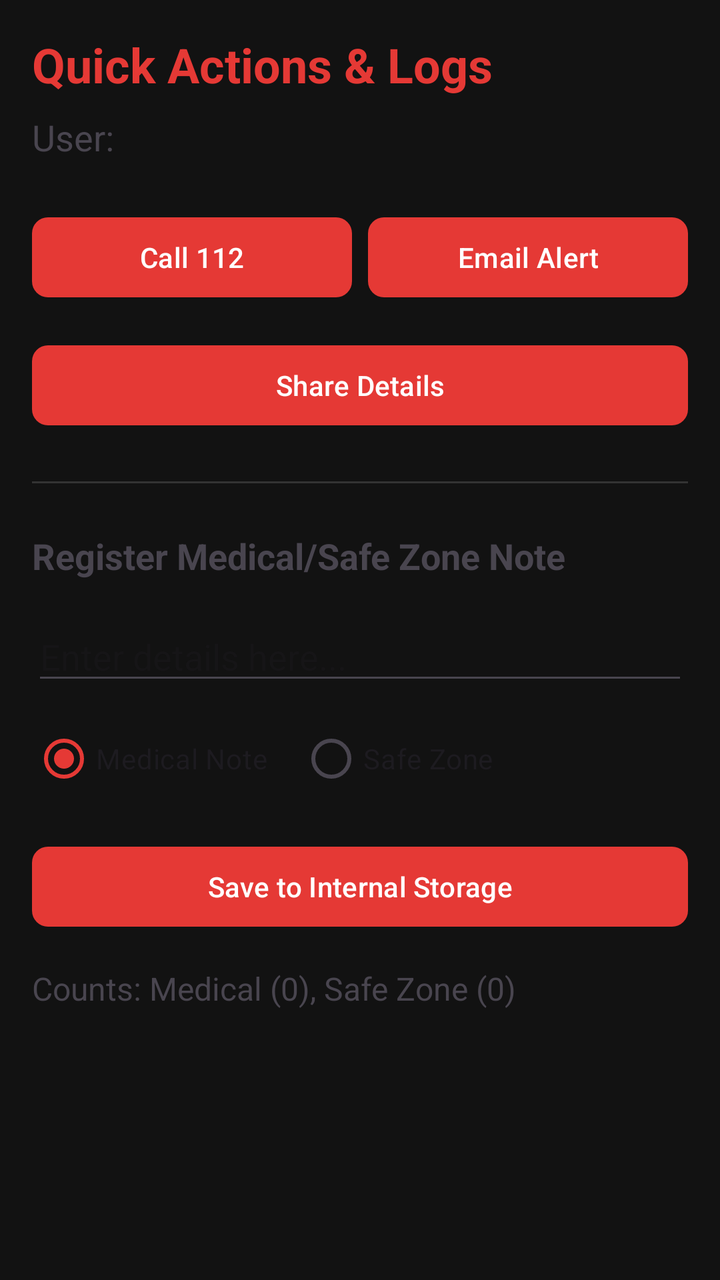
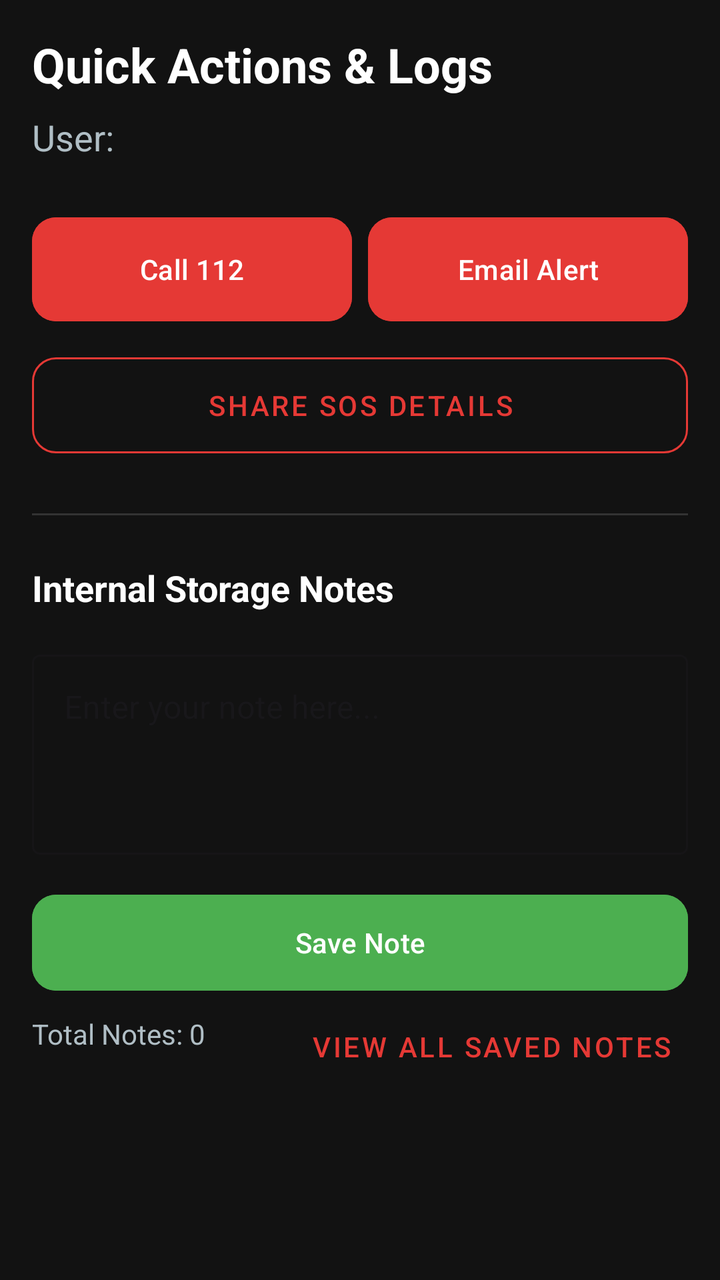

The first picture is an Android layout as it rendered before a commit; the second is the same layout after the commit. The layout source and the unified diff follow.
<!-- AndroidManifest.xml: application theme Theme.SosApp -->
<!-- res/layout/activity_quick_actions.xml -->
<?xml version="1.0" encoding="utf-8"?>
<androidx.constraintlayout.widget.ConstraintLayout xmlns:android="http://schemas.android.com/apk/res/android"
    xmlns:app="http://schemas.android.com/apk/res-auto"
    android:layout_width="match_parent"
    android:layout_height="match_parent"
    android:padding="16dp">

    <TextView
        android:id="@+id/tvHeader"
        android:layout_width="wrap_content"
        android:layout_height="wrap_content"
        android:text="Quick Actions &amp; Logs"
        android:textSize="24sp"
        android:textStyle="bold"
        android:textColor="@color/primary"
        app:layout_constraintTop_toTopOf="parent"
        app:layout_constraintStart_toStartOf="parent"/>

    <TextView
        android:id="@+id/tvWelcomeUser"
        android:layout_width="wrap_content"
        android:layout_height="wrap_content"
        android:text="User: "
        android:textSize="18sp"
        app:layout_constraintTop_toBottomOf="@id/tvHeader"
        app:layout_constraintStart_toStartOf="parent"
        android:layout_marginTop="8dp"/>

    <Button
        android:id="@+id/btnCall"
        android:layout_width="0dp"
        android:layout_height="wrap_content"
        android:text="Call 112"
        style="@style/EmergencyButton"
        android:layout_marginTop="24dp"
        app:layout_constraintTop_toBottomOf="@id/tvWelcomeUser"
        app:layout_constraintStart_toStartOf="parent"
        app:layout_constraintEnd_toStartOf="@+id/btnEmail"
        android:layout_marginEnd="8dp"/>

    <Button
        android:id="@+id/btnEmail"
        android:layout_width="0dp"
        android:layout_height="wrap_content"
        android:text="Email Alert"
        style="@style/EmergencyButton"
        app:layout_constraintTop_toTopOf="@id/btnCall"
        app:layout_constraintStart_toEndOf="@id/btnCall"
        app:layout_constraintEnd_toEndOf="parent"/>

    <Button
        android:id="@+id/btnShare"
        android:layout_width="0dp"
        android:layout_height="wrap_content"
        android:text="Share Details"
        style="@style/EmergencyButton"
        android:layout_marginTop="16dp"
        app:layout_constraintTop_toBottomOf="@id/btnCall"
        app:layout_constraintStart_toStartOf="parent"
        app:layout_constraintEnd_toEndOf="parent"/>

    <View
        android:id="@+id/divider"
        android:layout_width="match_parent"
        android:layout_height="1dp"
        android:background="@color/gray_light"
        android:layout_marginTop="24dp"
        app:layout_constraintTop_toBottomOf="@id/btnShare"/>

    <TextView
        android:id="@+id/tvLogTitle"
        android:layout_width="wrap_content"
        android:layout_height="wrap_content"
        android:text="Register Medical/Safe Zone Note"
        android:textSize="18sp"
        android:textStyle="bold"
        android:layout_marginTop="24dp"
        app:layout_constraintTop_toBottomOf="@id/divider"
        app:layout_constraintStart_toStartOf="parent"/>

    <EditText
        android:id="@+id/etNoteContent"
        android:layout_width="0dp"
        android:layout_height="wrap_content"
        android:hint="Enter details here..."
        app:layout_constraintTop_toBottomOf="@id/tvLogTitle"
        app:layout_constraintStart_toStartOf="parent"
        app:layout_constraintEnd_toEndOf="parent"
        android:layout_marginTop="16dp"/>

    <RadioButton
        android:id="@+id/rbMedical"
        android:layout_width="wrap_content"
        android:layout_height="wrap_content"
        android:text="Medical Note"
        android:checked="true"
        android:layout_marginTop="8dp"
        app:layout_constraintTop_toBottomOf="@id/etNoteContent"
        app:layout_constraintStart_toStartOf="parent"/>

    <RadioButton
        android:id="@+id/rbSafeZone"
        android:layout_width="wrap_content"
        android:layout_height="wrap_content"
        android:text="Safe Zone"
        android:layout_marginStart="16dp"
        app:layout_constraintTop_toTopOf="@id/rbMedical"
        app:layout_constraintStart_toEndOf="@id/rbMedical"/>

    <Button
        android:id="@+id/btnSaveLog"
        android:layout_width="0dp"
        android:layout_height="wrap_content"
        android:text="Save to Internal Storage"
        style="@style/EmergencyButton"
        android:layout_marginTop="16dp"
        app:layout_constraintTop_toBottomOf="@id/rbMedical"
        app:layout_constraintStart_toStartOf="parent"
        app:layout_constraintEnd_toEndOf="parent"/>

    <TextView
        android:id="@+id/tvLogCount"
        android:layout_width="0dp"
        android:layout_height="wrap_content"
        android:text="Counts: Medical (0), Safe Zone (0)"
        android:textSize="16sp"
        android:layout_marginTop="16dp"
        app:layout_constraintTop_toBottomOf="@id/btnSaveLog"
        app:layout_constraintStart_toStartOf="parent"
        app:layout_constraintEnd_toEndOf="parent"/>

</androidx.constraintlayout.widget.ConstraintLayout>
<!-- resources referenced by this layout -->
<resources>
  <color name="gray_light">#333333</color>
  <color name="primary">#E53935</color>
  <style name="EmergencyButton" parent="Widget.Material3.Button">
          <item name="backgroundTint">@color/primary</item>
          <item name="android:textColor">@color/white</item>
          <item name="cornerRadius">8dp</item>
      </style>
  <style name="Theme.SosApp" parent="Base.Theme.SosApp" />
  <color name="white">#FFFFFFFF</color>
  <style name="Base.Theme.SosApp" parent="Theme.Material3.DayNight.NoActionBar">
          <item name="colorPrimary">@color/primary</item>
          <item name="colorPrimaryVariant">@color/primary_dark</item>
          <item name="colorSecondary">@color/accent</item>
          <item name="android:windowBackground">@color/bg_dark</item>
          <item name="android:statusBarColor">@color/primary_dark</item>
      </style>
  <color name="primary_dark">#B71C1C</color>
  <color name="accent">#FFD600</color>
  <color name="bg_dark">#121212</color>
</resources>

<!-- the commit's change to res/layout/activity_quick_actions.xml (unified diff, before → after) -->
@@ -3,6 +3,7 @@
     xmlns:app="http://schemas.android.com/apk/res-auto"
     android:layout_width="match_parent"
     android:layout_height="match_parent"
+    android:background="@color/bg_dark"
     android:padding="16dp">
 
     <TextView
@@ -12,7 +13,7 @@
         android:text="Quick Actions &amp; Logs"
         android:textSize="24sp"
         android:textStyle="bold"
-        android:textColor="@color/primary"
+        android:textColor="@color/white"
         app:layout_constraintTop_toTopOf="parent"
         app:layout_constraintStart_toStartOf="parent"/>
 
@@ -21,43 +22,52 @@
         android:layout_width="wrap_content"
         android:layout_height="wrap_content"
         android:text="User: "
+        android:textColor="@color/text_secondary"
         android:textSize="18sp"
         app:layout_constraintTop_toBottomOf="@id/tvHeader"
         app:layout_constraintStart_toStartOf="parent"
         android:layout_marginTop="8dp"/>
 
-    <Button
-        android:id="@+id/btnCall"
-        android:layout_width="0dp"
+    <LinearLayout
+        android:id="@+id/llActions"
+        android:layout_width="match_parent"
         android:layout_height="wrap_content"
-        android:text="Call 112"
-        style="@style/EmergencyButton"
+        android:orientation="horizontal"
         android:layout_marginTop="24dp"
-        app:layout_constraintTop_toBottomOf="@id/tvWelcomeUser"
-        app:layout_constraintStart_toStartOf="parent"
-        app:layout_constraintEnd_toStartOf="@+id/btnEmail"
-        android:layout_marginEnd="8dp"/>
+        app:layout_constraintTop_toBottomOf="@id/tvWelcomeUser">
 
-    <Button
-        android:id="@+id/btnEmail"
-        android:layout_width="0dp"
-        android:layout_height="wrap_content"
-        android:text="Email Alert"
-        style="@style/EmergencyButton"
-        app:layout_constraintTop_toTopOf="@id/btnCall"
-        app:layout_constraintStart_toEndOf="@id/btnCall"
-        app:layout_constraintEnd_toEndOf="parent"/>
+        <com.google.android.material.button.MaterialButton
+            android:id="@+id/btnCall"
+            android:layout_width="0dp"
+            android:layout_height="60dp"
+            android:layout_weight="1"
+            android:text="Call 112"
+            android:backgroundTint="@color/primary"
+            android:layout_marginEnd="4dp"
+            app:cornerRadius="12dp"/>
 
-    <Button
+        <com.google.android.material.button.MaterialButton
+            android:id="@+id/btnEmail"
+            android:layout_width="0dp"
+            android:layout_height="60dp"
+            android:layout_weight="1"
+            android:text="Email Alert"
+            android:backgroundTint="@color/primary"
+            android:layout_marginStart="4dp"
+            app:cornerRadius="12dp"/>
+    </LinearLayout>
+
+    <com.google.android.material.button.MaterialButton
         android:id="@+id/btnShare"
-        android:layout_width="0dp"
-        android:layout_height="wrap_content"
-        android:text="Share Details"
-        style="@style/EmergencyButton"
-        android:layout_marginTop="16dp"
-        app:layout_constraintTop_toBottomOf="@id/btnCall"
-        app:layout_constraintStart_toStartOf="parent"
-        app:layout_constraintEnd_toEndOf="parent"/>
+        style="@style/Widget.MaterialComponents.Button.OutlinedButton"
+        android:layout_width="match_parent"
+        android:layout_height="60dp"
+        android:text="Share SOS Details"
+        android:textColor="@color/primary"
+        app:strokeColor="@color/primary"
+        android:layout_marginTop="8dp"
+        app:cornerRadius="12dp"
+        app:layout_constraintTop_toBottomOf="@id/llActions"/>
 
     <View
         android:id="@+id/divider"
@@ -71,62 +81,58 @@
         android:id="@+id/tvLogTitle"
         android:layout_width="wrap_content"
         android:layout_height="wrap_content"
-        android:text="Register Medical/Safe Zone Note"
+        android:text="Internal Storage Notes"
+        android:textColor="@color/white"
         android:textSize="18sp"
         android:textStyle="bold"
         android:layout_marginTop="24dp"
         app:layout_constraintTop_toBottomOf="@id/divider"
         app:layout_constraintStart_toStartOf="parent"/>
 
-    <EditText
-        android:id="@+id/etNoteContent"
-        android:layout_width="0dp"
+    <com.google.android.material.textfield.TextInputLayout
+        android:id="@+id/tilNote"
+        android:layout_width="match_parent"
         android:layout_height="wrap_content"
-        android:hint="Enter details here..."
-        app:layout_constraintTop_toBottomOf="@id/tvLogTitle"
-        app:layout_constraintStart_toStartOf="parent"
-        app:layout_constraintEnd_toEndOf="parent"
-        android:layout_marginTop="16dp"/>
+        android:hint="Enter your note here..."
+        android:layout_marginTop="16dp"
+        style="@style/Widget.MaterialComponents.TextInputLayout.OutlinedBox"
+        app:layout_constraintTop_toBottomOf="@id/tvLogTitle">
+        <com.google.android.material.textfield.TextInputEditText
+            android:id="@+id/etNoteContent"
+            android:layout_width="match_parent"
+            android:layout_height="100dp"
+            android:gravity="top"
+            android:textColor="@color/white"/>
+    </com.google.android.material.textfield.TextInputLayout>
 
-    <RadioButton
-        android:id="@+id/rbMedical"
+    <com.google.android.material.button.MaterialButton
+        android:id="@+id/btnSaveLog"
+        android:layout_width="match_parent"
+        android:layout_height="56dp"
+        android:text="Save Note"
+        android:backgroundTint="@color/success"
+        android:layout_marginTop="16dp"
+        app:cornerRadius="12dp"
+        app:layout_constraintTop_toBottomOf="@id/tilNote"/>
+
+    <com.google.android.material.button.MaterialButton
+        android:id="@+id/btnViewLogs"
+        style="@style/Widget.MaterialComponents.Button.TextButton"
         android:layout_width="wrap_content"
         android:layout_height="wrap_content"
-        android:text="Medical Note"
-        android:checked="true"
-        android:layout_marginTop="8dp"
-        app:layout_constraintTop_toBottomOf="@id/etNoteContent"
-        app:layout_constraintStart_toStartOf="parent"/>
-
-    <RadioButton
-        android:id="@+id/rbSafeZone"
-        android:layout_width="wrap_content"
-        android:layout_height="wrap_content"
-        android:text="Safe Zone"
-        android:layout_marginStart="16dp"
-        app:layout_constraintTop_toTopOf="@id/rbMedical"
-        app:layout_constraintStart_toEndOf="@id/rbMedical"/>
-
-    <Button
-        android:id="@+id/btnSaveLog"
-        android:layout_width="0dp"
-        android:layout_height="wrap_content"
-        android:text="Save to Internal Storage"
-        style="@style/EmergencyButton"
-        android:layout_marginTop="16dp"
-        app:layout_constraintTop_toBottomOf="@id/rbMedical"
-        app:layout_constraintStart_toStartOf="parent"
+        android:text="View All Saved Notes"
+        android:textColor="@color/primary"
+        app:layout_constraintTop_toBottomOf="@id/btnSaveLog"
         app:layout_constraintEnd_toEndOf="parent"/>
 
     <TextView
         android:id="@+id/tvLogCount"
-        android:layout_width="0dp"
+        android:layout_width="wrap_content"
         android:layout_height="wrap_content"
-        android:text="Counts: Medical (0), Safe Zone (0)"
-        android:textSize="16sp"
-        android:layout_marginTop="16dp"
+        android:text="Total Notes: 0"
+        android:textColor="@color/text_secondary"
+        android:layout_marginTop="8dp"
         app:layout_constraintTop_toBottomOf="@id/btnSaveLog"
-        app:layout_constraintStart_toStartOf="parent"
-        app:layout_constraintEnd_toEndOf="parent"/>
+        app:layout_constraintStart_toStartOf="parent"/>
 
 </androidx.constraintlayout.widget.ConstraintLayout>
<!-- resource entries referenced after the edit -->
@@ -2,11 +2,8 @@
 <resources>
   <color name="gray_light">#333333</color>
   <color name="primary">#E53935</color>
-  <style name="EmergencyButton" parent="Widget.Material3.Button">
-          <item name="backgroundTint">@color/primary</item>
-          <item name="android:textColor">@color/white</item>
-          <item name="cornerRadius">8dp</item>
-      </style>
+  <color name="success">#4CAF50</color>
+  <color name="text_secondary">#B0BEC5</color>
   <style name="Theme.SosApp" parent="Base.Theme.SosApp" />
   <color name="white">#FFFFFFFF</color>
   <style name="Base.Theme.SosApp" parent="Theme.Material3.DayNight.NoActionBar">
